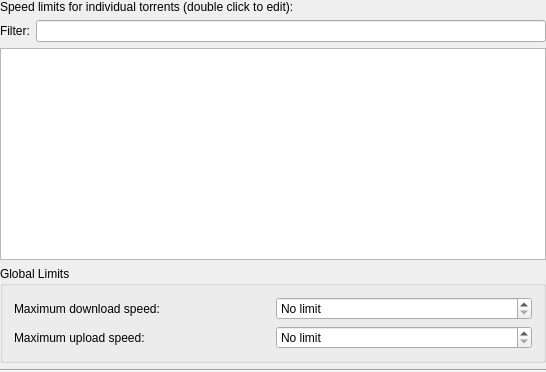
This is ktorrent/dialogs/speedlimitsdlg.ui in KDE/ktorrent as Qt 5 draws it before an edit. The edited form follows.
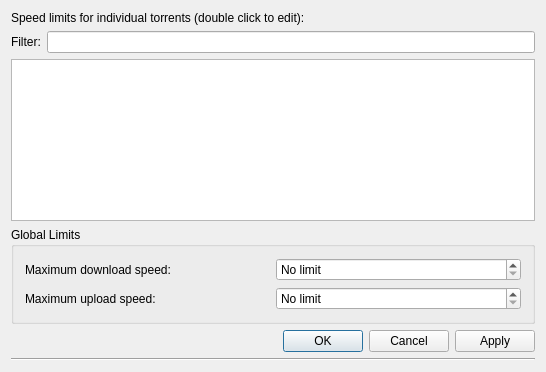
This is the edited form.

Commit message: Port speed limits dialog to QDialog

Diff of the .ui file:
```diff
--- a/ktorrent/dialogs/speedlimitsdlg.ui
+++ b/ktorrent/dialogs/speedlimitsdlg.ui
@@ -1,7 +1,7 @@
 <?xml version="1.0" encoding="UTF-8"?>
 <ui version="4.0">
  <class>SpeedLimitsDlg</class>
- <widget class="QWidget" name="SpeedLimitsDlg">
+ <widget class="QDialog" name="SpeedLimitsDlg">
   <property name="geometry">
    <rect>
     <x>0</x>
@@ -14,9 +14,6 @@
    <string>Speed Limits</string>
   </property>
   <layout class="QVBoxLayout" name="verticalLayout">
-   <property name="margin">
-    <number>0</number>
-   </property>
    <item>
     <widget class="QLabel" name="m_main_caption">
      <property name="text">
@@ -113,6 +110,13 @@
      </layout>
     </widget>
    </item>
+   <item>
+    <widget class="QDialogButtonBox" name="m_buttonBox">
+     <property name="standardButtons">
+      <set>QDialogButtonBox::Apply|QDialogButtonBox::Cancel|QDialogButtonBox::Ok</set>
+     </property>
+    </widget>
+   </item>
    <item>
     <widget class="Line" name="line1">
      <property name="frameShape">
```
Left out of the diff: 2 changed lines with no effect on the pictures. The commit also changes 2 other files.
